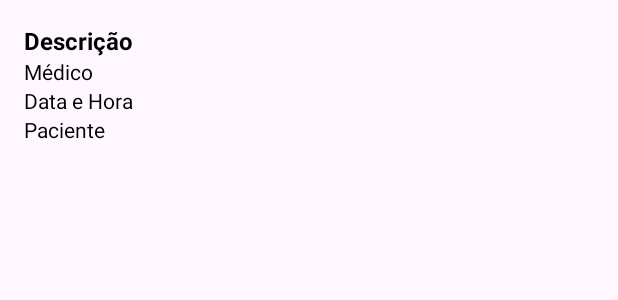
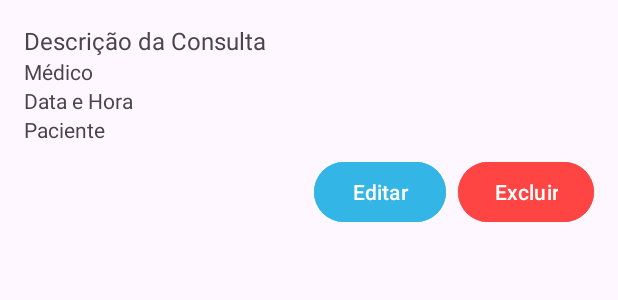
Before and after one commit to joao-vittorr/AvaliacaoConsultaMedicaAppAndroidComApiEmJava, an Android app: the layout item_consulta.xml on its own in the app's theme, with its tools: preview values and no code run, on a phone screen of 412 x 824 dp. Shown: the top 300 px of the screen. Run offline under Robolectric (Android 15) with nearby library versions, the phone set to English and light mode, and no system bars.

Commit message:
Criando edição e exclusão de consulta

```diff
--- a/app/build.gradle.kts
+++ b/app/build.gradle.kts
@@ -38,6 +38,10 @@ dependencies {
     implementation(libs.activity)
     implementation(libs.constraintlayout)
     implementation(libs.recyclerview)
+
+    // Adicione a dependência do OkHttp
+    implementation("com.squareup.okhttp3:okhttp:4.9.3")
+
     testImplementation(libs.junit)
     androidTestImplementation(libs.ext.junit)
     androidTestImplementation(libs.espresso.core)
--- a/app/src/main/AndroidManifest.xml
+++ b/app/src/main/AndroidManifest.xml
@@ -38,6 +38,11 @@
         <activity
             android:name=".ListaConsultasActivity"
             android:exported="true" />
+        <activity
+            android:name=".EditarConsultaActivity"
+            android:exported="true" />
+
+
 
 
     </application>
--- a/app/src/main/java/com/example/consultamedicaapp/Paciente.java
+++ b/app/src/main/java/com/example/consultamedicaapp/Paciente.java
@@ -1,6 +1,8 @@
 package com.example.consultamedicaapp;
 
-public class Paciente {
+import java.io.Serializable;
+
+public class Paciente implements Serializable {
     private int id; // Alterado de String para int
     private String nome;
     private String cpf;
--- a/app/src/main/res/layout/activity_home.xml
+++ b/app/src/main/res/layout/activity_home.xml
@@ -20,7 +20,7 @@
         android:background="@drawable/btn_background"
         android:drawableTop="@drawable/list_consultas"
         android:gravity="center"
-        android:text="Listar Pacientes"
+        android:text="Listar Consultas"
         android:textAllCaps="false"
         android:textColor="@android:color/white"
         android:textSize="14sp" />
--- a/app/src/main/res/layout/item_consulta.xml
+++ b/app/src/main/res/layout/item_consulta.xml
@@ -1,42 +1,61 @@
-<?xml version="1.0" encoding="utf-8"?>
 <LinearLayout
     xmlns:android="http://schemas.android.com/apk/res/android"
     android:layout_width="match_parent"
     android:layout_height="wrap_content"
     android:orientation="vertical"
-    android:padding="16dp"
-    android:textColor="@android:color/black">
+    android:padding="16dp">
 
     <TextView
         android:id="@+id/tvDescricao"
         android:layout_width="match_parent"
         android:layout_height="wrap_content"
-        android:text="Descrição"
-        android:textStyle="bold"
-        android:textSize="16sp"
-        android:textColor="@android:color/black"/>
+        android:text="Descrição da Consulta"
+        android:textSize="16sp"/>
 
     <TextView
         android:id="@+id/tvMedico"
         android:layout_width="match_parent"
         android:layout_height="wrap_content"
         android:text="Médico"
-        android:textSize="14sp"
-        android:textColor="@android:color/black"/>
+        android:textSize="14sp"/>
 
     <TextView
         android:id="@+id/tvDataHora"
         android:layout_width="match_parent"
         android:layout_height="wrap_content"
         android:text="Data e Hora"
-        android:textSize="14sp"
-        android:textColor="@android:color/black"/>
+        android:textSize="14sp"/>
 
     <TextView
         android:id="@+id/tvPaciente"
         android:layout_width="match_parent"
         android:layout_height="wrap_content"
         android:text="Paciente"
-        android:textSize="14sp"
-        android:textColor="@android:color/black"/>
+        android:textSize="14sp"/>
+
+    <LinearLayout
+        android:layout_width="match_parent"
+        android:layout_height="wrap_content"
+        android:orientation="horizontal"
+        android:gravity="end"
+        android:layout_marginTop="8dp">
+
+        <Button
+            android:id="@+id/btnEditar"
+            android:layout_width="wrap_content"
+            android:layout_height="wrap_content"
+            android:text="Editar"
+            android:backgroundTint="@android:color/holo_blue_light"
+            android:textColor="@android:color/white"
+            android:layout_marginEnd="8dp"/>
+
+        <Button
+            android:id="@+id/btnExcluir"
+            android:layout_width="wrap_content"
+            android:layout_height="wrap_content"
+            android:text="Excluir"
+            android:backgroundTint="@android:color/holo_red_light"
+            android:textColor="@android:color/white"/>
+    </LinearLayout>
+
 </LinearLayout>
```
Also changed, not shown: app/src/main/java/com/example/consultamedicaapp/Consulta.java (+14 -3 lines), app/src/main/java/com/example/consultamedicaapp/ConsultaAdapter.java (+77 -3 lines), app/src/main/java/com/example/consultamedicaapp/EditarConsultaActivity.java (added, +100 -0 lines), app/src/main/java/com/example/consultamedicaapp/ListaConsultasActivity.java (+16 -10 lines), app/src/main/res/layout/activity_editar_consulta.xml (added, +65 -0 lines).
